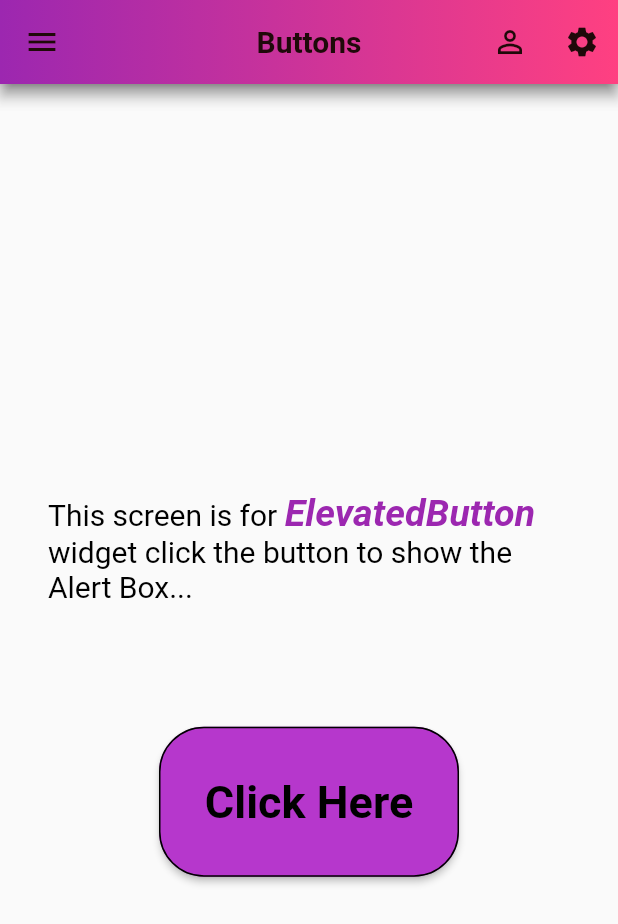
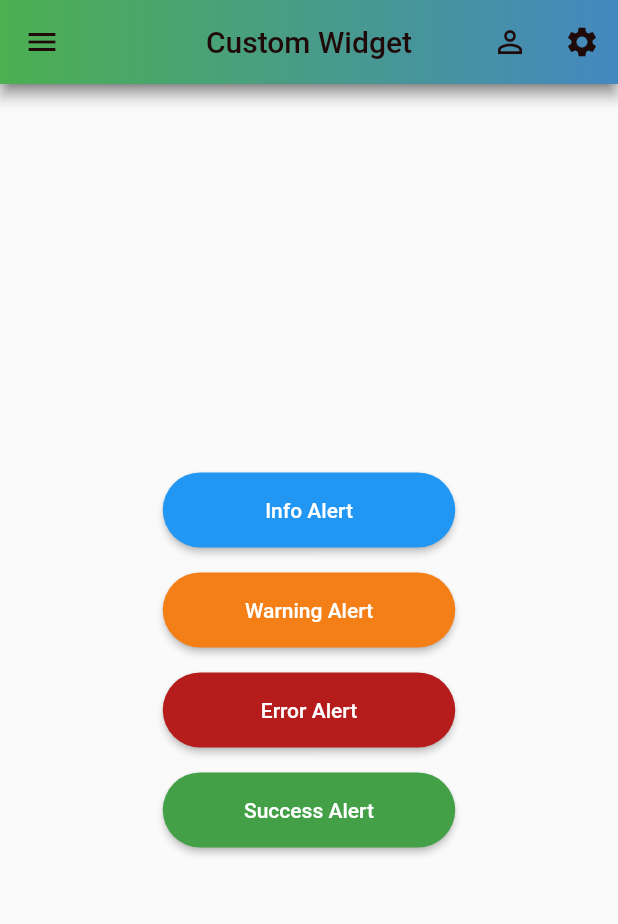
Before and after one commit to RidwanaTripti/flutter_new2023, a Flutter app: the screen it shows after launch, on a phone screen of 412 x 824 dp. Shown: the top 924 px of the screen. Run offline on Flutter 3.47's test engine with Material 2 defaults, Android fonts, the light colour scheme and no system bars.

Commit message:
alert box

```diff
--- a/lib/main.dart
+++ b/lib/main.dart
@@ -1,8 +1,9 @@
-import 'button_widget.dart';
-import 'column&row_widget.dart';
-import 'container_widget.dart';
-import 'scaffold_widget.dart';
-import 'text_widget.dart';
+import 'screens/button_widget.dart';
+import 'screens/column&row_widget.dart';
+import 'screens/container_widget.dart';
+import 'screens/custom_dialog_widget.dart';
+import 'screens/scaffold_widget.dart';
+import 'screens/text_widget.dart';
 import 'package:flutter/material.dart';
 
 void main(List<String> args) {
@@ -21,7 +22,8 @@ class MyApp extends StatelessWidget {
       // home: TextWidget(),
       // home: Container_Widget(),
       // home: ColumnRow_widget(),
-      home: ButtonWidget(),
+      // home: ButtonWidget(),
+      home: Custom_Dialog_Widget(),
     );
   }
 }
--- a/lib/appbar_widget.dart
+++ b/lib/screens/appbar_widget.dart
@@ -7,16 +7,12 @@ class Appbar_Widget extends StatelessWidget {
   Widget build(BuildContext context) {
     return Scaffold(
       appBar: AppBar(
-        title: Text(
-          "Buttons",
-          style: TextStyle(fontWeight: FontWeight.bold),
-        ),
         foregroundColor: Color.fromARGB(255, 31, 9, 9),
         centerTitle: true,
         flexibleSpace: Container(
           decoration: BoxDecoration(
             gradient: LinearGradient(
-              colors: [Colors.purple, Colors.pinkAccent],
+              colors: [Colors.green, Color.fromARGB(255, 68, 136, 192)],
             ),
           ),
         ),
--- a/lib/button_widget.dart
+++ b/lib/screens/button_widget.dart
@@ -19,6 +19,10 @@ class ButtonWidget extends StatelessWidget {
     return SafeArea(
       child: Scaffold(
         appBar: AppBar(
+          title: Text(
+            "Buttons",
+            style: TextStyle(fontWeight: FontWeight.bold),
+          ),
           flexibleSpace: Appbar_Widget(),
         ),
         body: Center(
--- /dev/null
+++ b/lib/screens/custom_dialog_widget.dart
@@ -0,0 +1,114 @@
+import 'package:first_hw/alert_box/error_alert.dart';
+import 'package:first_hw/alert_box/infor_alert.dart';
+import 'package:first_hw/alert_box/success_alert.dart';
+import 'package:first_hw/alert_box/warning_alert.dart';
+
+import 'appbar_widget.dart';
+import 'package:flutter/material.dart';
+
+class Custom_Dialog_Widget extends StatelessWidget {
+  // const Custom_Dialog_Widget({super.key});
+  TextStyle textStyle = TextStyle(
+      fontSize: 20.0, fontWeight: FontWeight.bold, color: Colors.black);
+  Size buttonsize = Size(195.0, 50.0);
+  @override
+  Widget build(BuildContext context) {
+    return SafeArea(
+      child: Scaffold(
+        appBar: AppBar(
+          title: Text("Custom Widget"),
+          foregroundColor: Color.fromARGB(255, 31, 9, 9),
+          centerTitle: true,
+          flexibleSpace: Appbar_Widget(),
+        ),
+        body: Center(
+          child: Padding(
+            padding: const EdgeInsets.all(32.0),
+            child: Container(
+              height: 250.0,
+              width: 200.0,
+              child: Column(
+                mainAxisAlignment: MainAxisAlignment.spaceBetween,
+                children: [
+                  ElevatedButton(
+                    onPressed: () {
+                      showDialog(
+                        barrierDismissible: false,
+                        context: context,
+                        builder: (context) {
+                          return Info_ALertBox();
+                        },
+                      );
+                    },
+                    child: Text("Info Alert"),
+                    style: ElevatedButton.styleFrom(
+                      minimumSize: buttonsize,
+                      shape: RoundedRectangleBorder(
+                        borderRadius: BorderRadius.circular(50.0),
+                      ),
+                    ),
+                  ),
+                  ElevatedButton(
+                    onPressed: () {
+                      showDialog(
+                        barrierDismissible: false,
+                        context: context,
+                        builder: (context) {
+                          return Warning_ALertBox();
+                        },
+                      );
+                    },
+                    child: Text("Warning Alert"),
+                    style: ElevatedButton.styleFrom(
+                      minimumSize: buttonsize,
+                      shape: RoundedRectangleBorder(
+                        borderRadius: BorderRadius.circular(50.0),
+                      ),
+                      backgroundColor: Colors.yellow[900],
+                    ),
+                  ),
+                  ElevatedButton(
+                    onPressed: () {
+                      showDialog(
+                        barrierDismissible: false,
+                        context: context,
+                        builder: (context) {
+                          return Error_ALertBox();
+                        },
+                      );
+                    },
+                    child: Text("Error Alert"),
+                    style: ElevatedButton.styleFrom(
+                        minimumSize: buttonsize,
+                        shape: RoundedRectangleBorder(
+                          borderRadius: BorderRadius.circular(50.0),
+                        ),
+                        backgroundColor: Colors.red[900]),
+                  ),
+                  ElevatedButton(
+                    onPressed: () {
+                      showDialog(
+                        barrierDismissible: false,
+                        context: context,
+                        builder: (context) {
+                          return Success_ALertBox();
+                        },
+                      );
+                    },
+                    child: Text("Success Alert"),
+                    style: ElevatedButton.styleFrom(
+                        minimumSize: buttonsize,
+                        shape: RoundedRectangleBorder(
+                          borderRadius: BorderRadius.circular(50.0),
+                        ),
+                        backgroundColor: Colors.green[600]),
+                  ),
+                ],
+              ),
+            ),
+          ),
+        ),
+      ),
+    );
+  }
+}
--- a/lib/dialogBox.dart
+++ b/lib/screens/dialogBox.dart
@@ -24,7 +24,7 @@ class DialogBox_Widget extends StatelessWidget {
             Text(
                 "Lorem ipsum dolor sit amet, consectetur adipiscing elit.\n\nLorem ipsum dolor sit amet, consectetur adipiscing elit."),
             Text(
-                "Touch 'CANCLE' to cancle or prees long or 'OK' to route next.."),
+                "Touch 'CANCLE' to cancle or press long or 'OK' to route next.."),
           ],
         ),
       ),
--- a/lib/nextpage_for_dialog.dart
+++ b/lib/screens/nextpage_for_dialog.dart
@@ -1,4 +1,4 @@
-import 'package:first_hw/button_widget.dart';
+import 'package:first_hw/screens/button_widget.dart';
 import 'package:flutter/material.dart';
 
 class NextPage_DialogBox extends StatelessWidget {
--- a/lib/scaffold_widget.dart
+++ b/lib/screens/scaffold_widget.dart
@@ -1,4 +1,4 @@
-import 'package:first_hw/text_widget.dart';
+import 'package:first_hw/screens/text_widget.dart';
 import 'package:flutter/material.dart';
 
 class ScaffoldWidget extends StatelessWidget {
--- a/pubspec.yaml
+++ b/pubspec.yaml
@@ -36,6 +36,7 @@ dependencies:
   # The following adds the Cupertino Icons font to your application.
   # Use with the CupertinoIcons class for iOS style icons.
   cupertino_icons: ^1.0.2
+  hexcolor: ^3.0.1
 
 dev_dependencies:
   flutter_test:
```
Also changed, not shown: lib/alert_box/error_alert.dart (added, +63 -0 lines), lib/alert_box/infor_alert.dart (added, +63 -0 lines), lib/alert_box/success_alert.dart (added, +63 -0 lines), lib/alert_box/warning_alert.dart (added, +63 -0 lines), lib/screens/column&row_widget.dart (renamed from lib/column&row_widget.dart), lib/screens/container_widget.dart (renamed from lib/container_widget.dart), lib/screens/text_widget.dart (renamed from lib/text_widget.dart), pubspec.lock.
